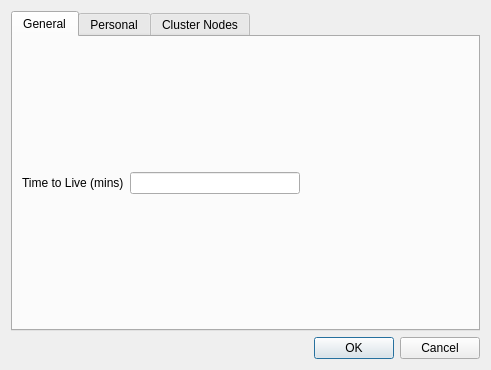
Old version of the form mqt/MqtCluster/setupdialog.ui in the repository Rsclub22/Minos2-Mirror.
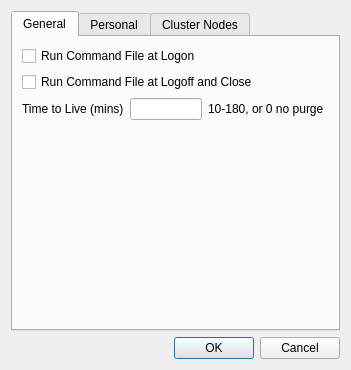
New version of the form. The open tabs and pages were chosen to show the change.

```diff
--- a/mqt/MqtCluster/setupdialog.ui
+++ b/mqt/MqtCluster/setupdialog.ui
@@ -6,14 +6,14 @@
    <rect>
     <x>0</x>
     <y>0</y>
-    <width>491</width>
+    <width>351</width>
     <height>370</height>
    </rect>
   </property>
   <property name="windowTitle">
    <string>Cluster Setup</string>
   </property>
-  <layout class="QVBoxLayout" name="verticalLayout_2">
+  <layout class="QVBoxLayout" name="verticalLayout_4">
    <item>
     <widget class="QTabWidget" name="ClusterSetUpTabWidget">
      <property name="currentIndex">
@@ -23,7 +23,21 @@
       <attribute name="title">
        <string>General</string>
       </attribute>
-      <layout class="QVBoxLayout" name="verticalLayout_4">
+      <layout class="QVBoxLayout" name="verticalLayout_2">
+       <item>
+        <widget class="QCheckBox" name="runStartCmdFileChkBox">
+         <property name="text">
+          <string>Run Command File at Logon</string>
+         </property>
+        </widget>
+       </item>
+       <item>
+        <widget class="QCheckBox" name="runEndCmdFileChkBox">
+         <property name="text">
+          <string>Run Command File at Logoff and Close</string>
+         </property>
+        </widget>
+       </item>
        <item>
         <layout class="QHBoxLayout" name="horizontalLayout_6">
          <item>
@@ -36,6 +50,13 @@
          <item>
           <widget class="QLineEdit" name="timeToLive"/>
          </item>
+         <item>
+          <widget class="QLabel" name="label_6">
+           <property name="text">
+            <string>10-180, or 0 no purge</string>
+           </property>
+          </widget>
+         </item>
          <item>
           <spacer name="horizontalSpacer">
            <property name="orientation">
@@ -51,6 +72,19 @@
          </item>
         </layout>
        </item>
+       <item>
+        <spacer name="verticalSpacer">
+         <property name="orientation">
+          <enum>Qt::Vertical</enum>
+         </property>
+         <property name="sizeHint" stdset="0">
+          <size>
+           <width>20</width>
+           <height>225</height>
+          </size>
+         </property>
+        </spacer>
+       </item>
       </layout>
      </widget>
      <widget class="QWidget" name="PersonalTab">
```
Left out of the diff: 15 changed lines with no effect on the pictures.
